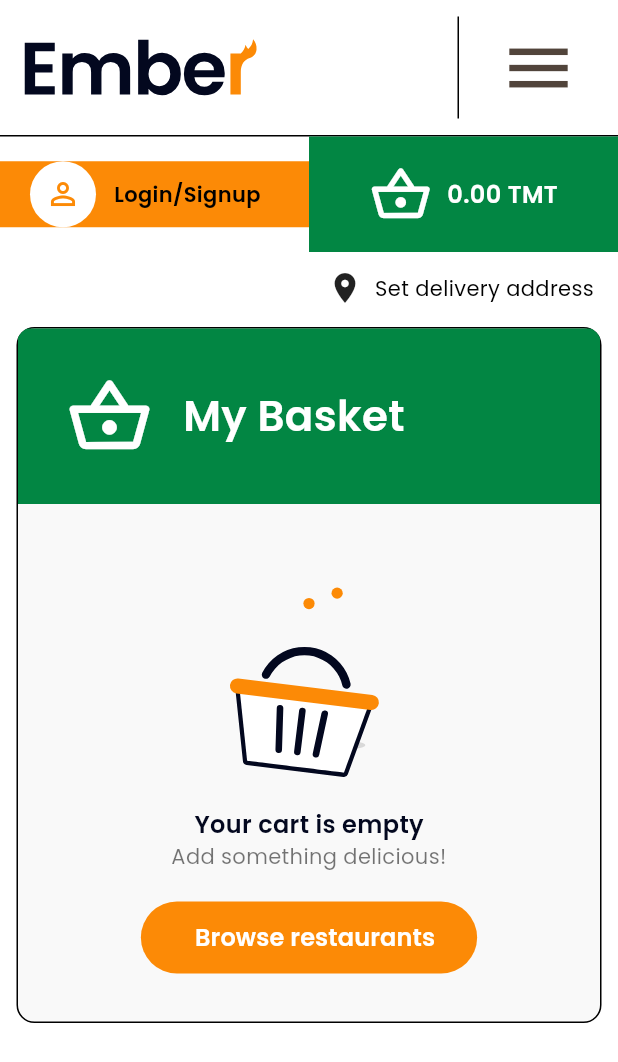
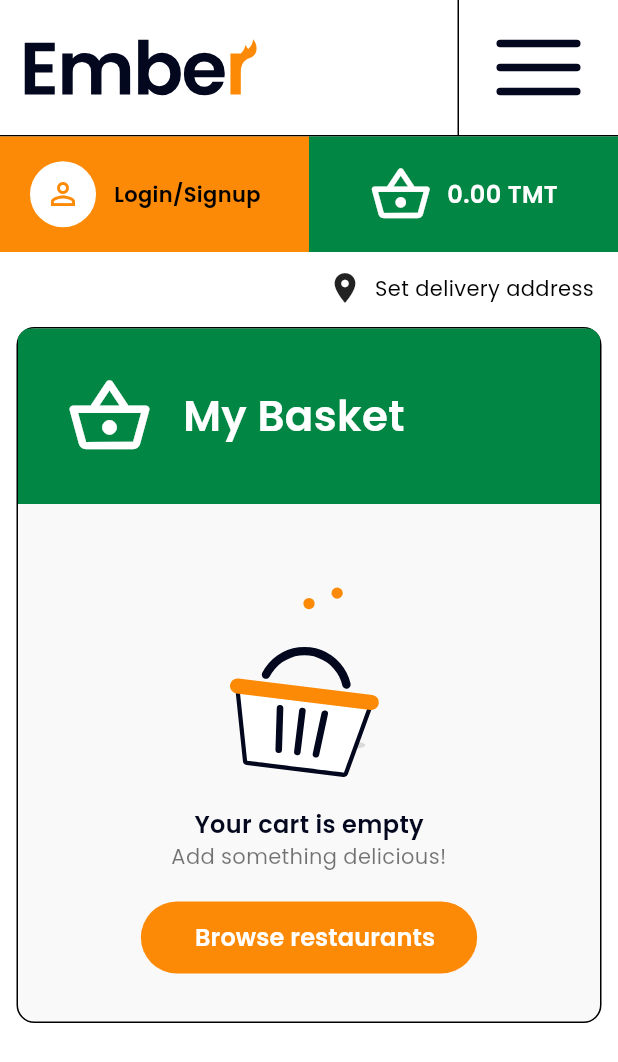
Before and after one commit to Kemalstudio/epicurean-restaurant, a Flutter app: the screen it shows after launch, after a tap on an icon or button, on a phone screen of 412 x 824 dp. Shown: the top 1062 px of the screen. Run offline on Flutter 3.47's test engine with Material 3 defaults, Android fonts, the phone set to English and light mode, and no system bars; our stand-ins replace cached_network_image, flutter_svg, lottie, shared_preferences; network calls fail.

Commit message:
style(mobile): kit header and tiles
Account and basket blocks fill the whole 77px band, the divider runs the
full header height and the menu button is the kit's three navy bars.
Restaurant tiles are 122x156 and category captions use the kit spacing.

Co-Authored-By: Claude Opus 5.5 <noreply@anthropic.com>

```diff
--- a/mobile/lib/widgets/common.dart
+++ b/mobile/lib/widgets/common.dart
@@ -110,10 +110,12 @@ class EmberHeader extends StatelessWidget {
             border: Border(bottom: BorderSide(color: Colors.black)),
           ),
           child: Row(
+            // stretch: the divider line runs the full header height (kit)
+            crossAxisAlignment: CrossAxisAlignment.stretch,
             children: [
               const Padding(
                 padding: EdgeInsets.only(left: 16),
-                child: EmberLogo(),
+                child: Center(child: EmberLogo()),
               ),
               const Spacer(),
               Container(
@@ -121,10 +123,10 @@ class EmberHeader extends StatelessWidget {
                 decoration: const BoxDecoration(
                   border: Border(left: BorderSide(color: Colors.black)),
                 ),
-                child: IconButton(
-                  onPressed: onMenu,
-                  icon: const Icon(Icons.menu, size: 52),
-                  tooltip: app.t('open_menu'),
+                child: Semantics(
+                  button: true,
+                  label: app.t('open_menu'),
+                  child: InkWell(onTap: onMenu, child: const _Hamburger()),
                 ),
               ),
             ],
@@ -133,6 +135,8 @@ class EmberHeader extends StatelessWidget {
         SizedBox(
           height: 77,
           child: Row(
+            // both blocks fill the whole 77px band
+            crossAxisAlignment: CrossAxisAlignment.stretch,
             children: [
               Expanded(
                 child: Semantics(
@@ -260,6 +264,29 @@ class EmberHeader extends StatelessWidget {
   }
 }
 
+/// Kit hamburger: three thick navy bars with rounded ends.
+class _Hamburger extends StatelessWidget {
+  const _Hamburger();
+  @override
+  Widget build(BuildContext context) => Center(
+    child: Column(
+      mainAxisSize: MainAxisSize.min,
+      children: [
+        for (var i = 0; i < 3; i++)
+          Container(
+            width: 56,
+            height: 5,
+            margin: EdgeInsets.only(top: i == 0 ? 0 : 11),
+            decoration: BoxDecoration(
+              color: Ember.navy,
+              borderRadius: BorderRadius.circular(3),
+            ),
+          ),
+      ],
+    ),
+  );
+}
+
 /// Navy discount badge with rounded bottom corners.
 class DiscountBadge extends StatelessWidget {
   final num percent;
@@ -381,7 +408,7 @@ class CuisineTile extends StatelessWidget {
                 // so large system fonts shrink the photo instead of overflowing.
                 Expanded(child: NetImage(c['image_url'])),
                 Padding(
-                  padding: const EdgeInsets.fromLTRB(16, 8, 12, 8),
+                  padding: const EdgeInsets.fromLTRB(18, 8, 12, 9),
                   child: Column(
                     crossAxisAlignment: CrossAxisAlignment.start,
                     children: [
@@ -390,7 +417,7 @@ class CuisineTile extends StatelessWidget {
                         maxLines: 1,
                         overflow: TextOverflow.ellipsis,
                         style: Ember.text(
-                          14,
+                          15,
                           weight: FontWeight.w700,
                           color: Ember.orange,
                         ),
@@ -442,9 +469,14 @@ class RestaurantTile extends StatelessWidget {
             color: Ember.orange,
             child: Column(
               children: [
-                AspectRatio(aspectRatio: 1, child: NetImage(r['logo_url'])),
+                // kit: 122 x 156 tile, 104px photo + orange caption
+                SizedBox(
+                  height: 104,
+                  width: double.infinity,
+                  child: NetImage(r['logo_url']),
+                ),
                 Container(
-                  height: 50,
+                  height: 52,
                   alignment: Alignment.center,
                   padding: const EdgeInsets.symmetric(horizontal: 6),
                   child: Text(
```
